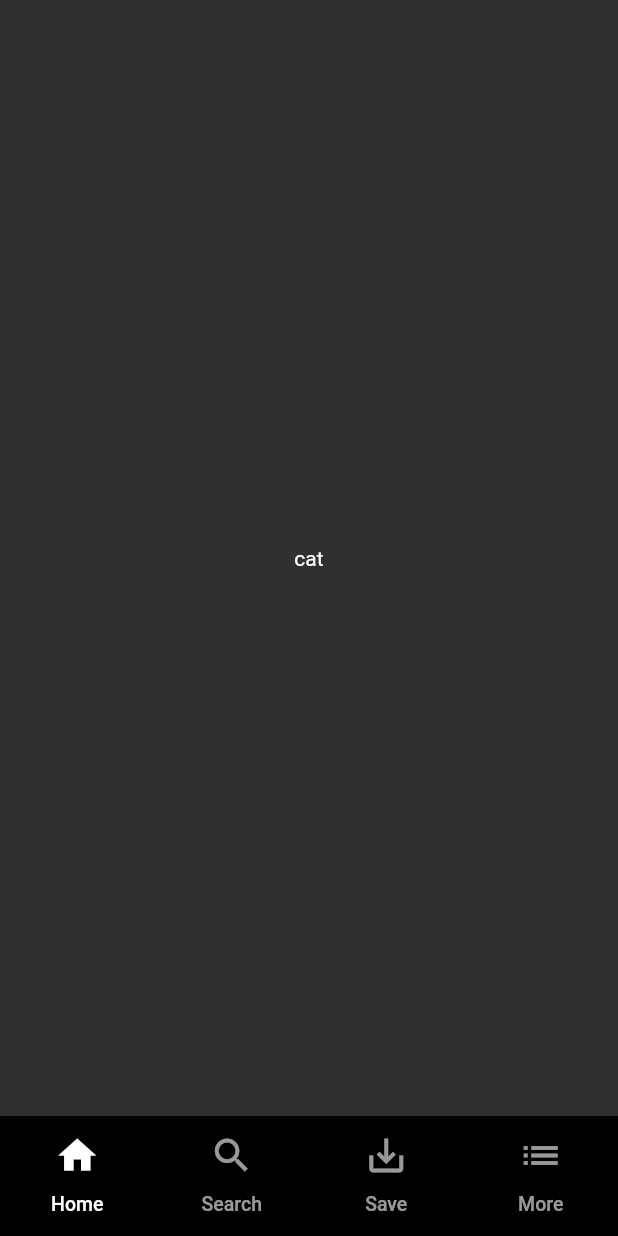
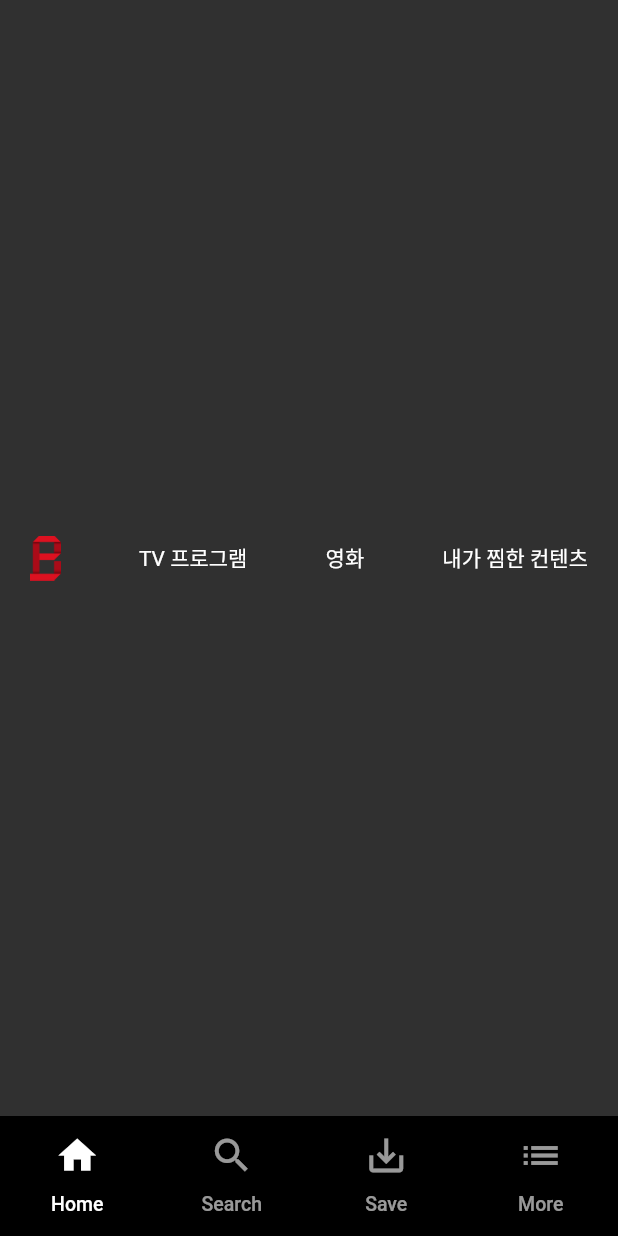
Before and after one commit to th2205/flutter-netflix, a Flutter app: the screen it shows after launch, on a phone screen of 412 x 824 dp. Run offline on Flutter 3.47's test engine with Material 2 defaults, Android fonts, the phone set to English and light mode, and no system bars.

Commit message:
Add top bar in home screen

```diff
--- a/lib/main.dart
+++ b/lib/main.dart
@@ -1,4 +1,5 @@
 import 'package:flutter/material.dart';
+import 'package:netflixclone/screens/home.dart';
 import 'package:netflixclone/widgets/bottom.dart';
 
 void main() {
@@ -24,9 +25,7 @@ class __MyAppState extends State<MyApp> {
           body: TabBarView(
             physics: NeverScrollableScrollPhysics(),
             children: [
-              Center(
-                child: Text('cat'),
-              ),
+              HomeScreen(),
               Center(
                 child: Text('cat'),
               ),
--- /dev/null
+++ b/lib/models/movie.dart
@@ -0,0 +1,15 @@
+class Movie {
+  final String title;
+  final String keyword;
+  final String poster;
+  final bool like;
+
+  Movie.fromMap(Map<String, dynamic> map)
+      : title = map['title'],
+        keyword = map['keyword'],
+        poster = map['poster'],
+        like = map['like'];
+
+  @override
+  String toString() => "Movie<$title:$keyword>";
+}
--- /dev/null
+++ b/lib/screens/home.dart
@@ -0,0 +1,57 @@
+import 'package:flutter/material.dart';
+import 'package:netflixclone/models/movie.dart';
+
+class HomeScreen extends StatefulWidget {
+  _HomeScreenState createState() => _HomeScreenState();
+}
+
+class _HomeScreenState extends State<HomeScreen> {
+  List<Movie> movies = [
+    Movie.fromMap({
+      'title': '사랑의 불시착',
+      'keyword': '사랑/로멘스/판타지',
+      'poster': 'test_movie_1.png',
+      'like': false
+    })
+  ];
+
+  // void initState() {
+  //   super.initState();
+  // }
+
+  @override
+  Widget build(BuildContext context) {
+    return Center(
+      child: HomeTopBar(),
+    );
+  }
+}
+
+class HomeTopBar extends StatelessWidget {
+  @override
+  Widget build(BuildContext context) {
+    return Container(
+      padding: EdgeInsets.fromLTRB(20, 7, 20, 7),
+      child: Row(
+        mainAxisAlignment: MainAxisAlignment.spaceBetween,
+        children: [
+          Container(
+            child: Image.asset(
+              'images/bbongflix_logo.png',
+              height: 30,
+            ),
+          ),
+          Container(
+            child: Text('TV 프로그램'),
+          ),
+          Container(
+            child: Text('영화'),
+          ),
+          Container(
+            child: Text('내가 찜한 컨텐츠'),
+          ),
+        ],
+      ),
+    );
+  }
+}
```
Also changed, not shown: pubspec.yaml (+4 -6 lines), images/bbongflix_logo.png (added), images/test_movie_1.png (added).
